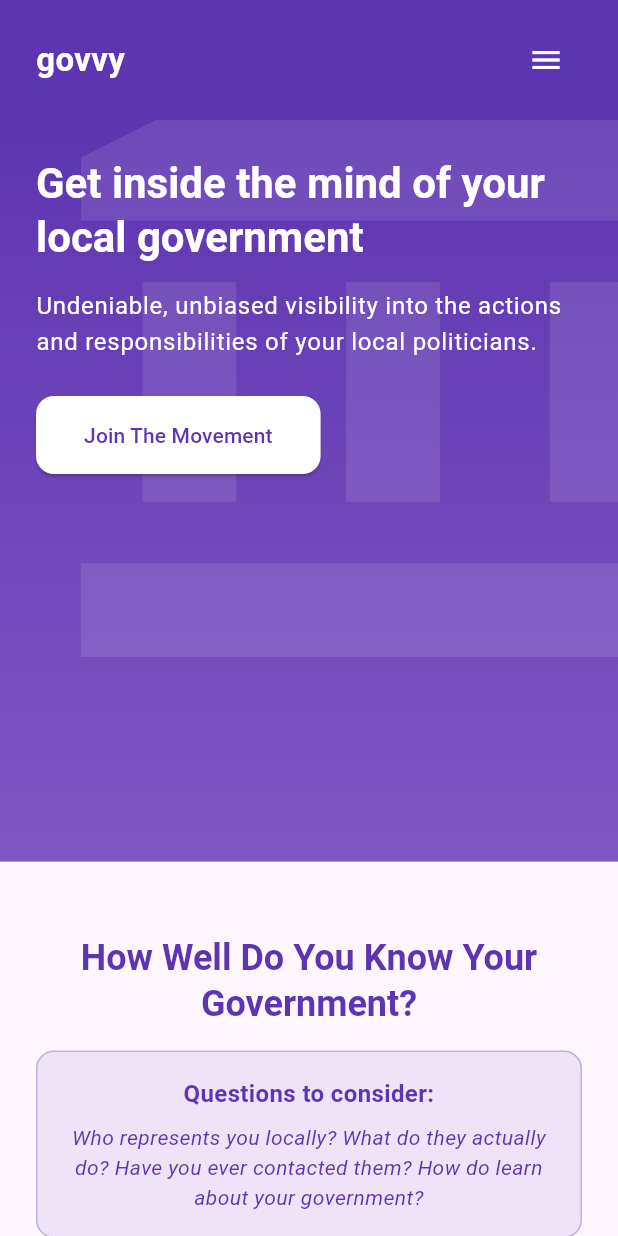
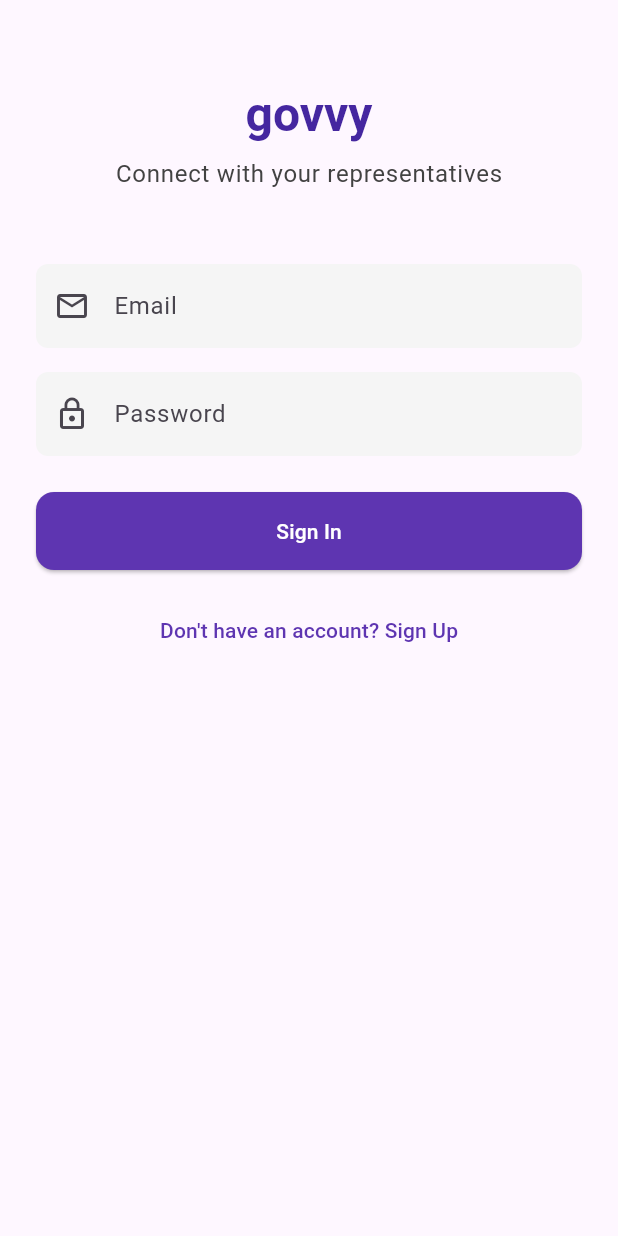
Before and after one commit to jwgillispie/govvy, a Flutter app: the screen it shows after launch, on a phone screen of 412 x 824 dp. Run offline on Flutter 3.47's test engine with Material 3 defaults, Android fonts, the phone set to English and light mode, and no system bars; our stand-ins replace cloud_firestore, firebase_auth, firebase_core, flutter_dotenv, geocoding, geolocator and 2 more; missing offline and left inert: universal_html; accounts and stored records are empty; generated files the repository leaves out were written again.

Commit message:
adding in rep search and more user options

```diff
--- a/lib/main.dart
+++ b/lib/main.dart
@@ -1,7 +1,7 @@
 import 'package:flutter/material.dart';
 import 'package:firebase_core/firebase_core.dart';
 import 'package:govvy/firebase_options.dart';
-import 'package:govvy/screens/landing/landing_page.dart';
+import 'package:govvy/screens/auth/auth_wrapper.dart';
 import 'package:provider/provider.dart';
 import 'package:govvy/services/auth_service.dart';
 import 'package:govvy/services/representative_service.dart';
@@ -11,12 +11,9 @@ import 'package:flutter_dotenv/flutter_dotenv.dart';
 void main() async {
   WidgetsFlutterBinding.ensureInitialized();
 
-  // Initialize dotenv with an empty map to avoid null errors
-  dotenv.env = {};
-
   // Try loading .env, but continue if it fails
   try {
-    await dotenv.load();
+    await dotenv.load(fileName: "assets/.env");
     debugPrint(".env file loaded successfully");
   } catch (e) {
     debugPrint("Warning: .env file not found or could not be loaded: $e");
@@ -82,7 +79,7 @@ class RepresentativeApp extends StatelessWidget {
             ),
           ),
         ),
-        home: const LandingPage(),
+        home: const AuthWrapper(),
       ),
     );
   }
--- a/lib/providers/representative_provider.dart
+++ b/lib/providers/representative_provider.dart
@@ -11,6 +11,7 @@ class RepresentativeProvider with ChangeNotifier {
   String? _errorMessage;
   RepresentativeDetails? _selectedRepresentative;
   bool _isLoadingDetails = false;
+  String? _lastSearchedAddress;
 
   // Getters
   List<Representative> get representatives => _representatives;
@@ -18,6 +19,7 @@ class RepresentativeProvider with ChangeNotifier {
   String? get errorMessage => _errorMessage;
   RepresentativeDetails? get selectedRepresentative => _selectedRepresentative;
   bool get isLoadingDetails => _isLoadingDetails;
+  String? get lastSearchedAddress => _lastSearchedAddress;
 
   RepresentativeProvider(this._representativeService);
 
@@ -26,9 +28,20 @@ class RepresentativeProvider with ChangeNotifier {
     try {
       _isLoading = true;
       _errorMessage = null;
+      _lastSearchedAddress = address;
       notifyListeners();
 
+      // Clear existing representatives before new search
+      _representatives = [];
+
+      // Add a small delay to make loading state visible to users
+      await Future.delayed(const Duration(milliseconds: 800));
+
       _representatives = await _representativeService.getRepresentativesByAddress(address);
+
+      if (_representatives.isEmpty) {
+        _errorMessage = 'No representatives found for this address. Please check the address and try again.';
+      }
 
       _isLoading = false;
       notifyListeners();
@@ -46,7 +59,11 @@ class RepresentativeProvider with ChangeNotifier {
   Future<void> fetchRepresentativeDetails(String bioGuideId) async {
     try {
       _isLoadingDetails = true;
+      _errorMessage = null;
       notifyListeners();
+
+      // Add a small delay to make loading state visible to users
+      await Future.delayed(const Duration(milliseconds: 800));
 
       final detailsResponse = await _representativeService.getRepresentativeDetails(bioGuideId);
 
@@ -79,4 +96,13 @@ class RepresentativeProvider with ChangeNotifier {
     _errorMessage = null;
     notifyListeners();
   }
+
+  // Clear all data (for use when signing out)
+  void clearAll() {
+    _representatives = [];
+    _errorMessage = null;
+    _selectedRepresentative = null;
+    _lastSearchedAddress = null;
+    notifyListeners();
+  }
 }
--- /dev/null
+++ b/lib/screens/auth/auth_wrapper.dart
@@ -0,0 +1,26 @@
+import 'package:flutter/material.dart';
+import 'package:provider/provider.dart';
+import 'package:firebase_auth/firebase_auth.dart';
+import 'package:govvy/screens/dashboards/dashboard_screen.dart';
+import 'package:govvy/services/auth_service.dart';
+import 'package:govvy/screens/auth/login_screen.dart';
+
+class AuthWrapper extends StatelessWidget {
+  const AuthWrapper({Key? key}) : super(key: key);
+
+  @override
+  Widget build(BuildContext context) {
+    return StreamBuilder<User?>(
+      stream: Provider.of<AuthService>(context).authStateChanges,
+      builder: (context, snapshot) {
+        // If we have a user, return the dashboard
+        if (snapshot.hasData) {
+          return const DashboardScreen();
+        }
+
+        // Otherwise, return a simple login screen
+        return const LoginScreen();
+      },
+    );
+  }
+}
--- /dev/null
+++ b/lib/screens/auth/login_screen.dart
@@ -0,0 +1,192 @@
+import 'package:flutter/material.dart';
+import 'package:provider/provider.dart';
+import 'package:govvy/services/auth_service.dart';
+import 'package:govvy/widgets/auth/signup_form.dart';
+
+class LoginScreen extends StatefulWidget {
+  const LoginScreen({Key? key}) : super(key: key);
+
+  @override
+  State<LoginScreen> createState() => _LoginScreenState();
+}
+
+class _LoginScreenState extends State<LoginScreen> {
+  final _emailController = TextEditingController();
+  final _passwordController = TextEditingController();
+  bool _isLoading = false;
+  String? _errorMessage;
+  bool _showSignUpForm = false;
+
+  @override
+  void dispose() {
+    _emailController.dispose();
+    _passwordController.dispose();
+    super.dispose();
+  }
+
+  Future<void> _signIn() async {
+    setState(() {
+      _isLoading = true;
+      _errorMessage = null;
+    });
+
+    try {
+      final authService = Provider.of<AuthService>(context, listen: false);
+      await authService.signInWithEmailAndPassword(
+        email: _emailController.text.trim(),
+        password: _passwordController.text,
+      );
+    } catch (e) {
+      setState(() {
+        _errorMessage = _handleAuthError(e.toString());
+      });
+    } finally {
+      if (mounted) {
+        setState(() {
+          _isLoading = false;
+        });
+      }
+    }
+  }
+
+  String _handleAuthError(String errorMessage) {
+    if (errorMessage.contains('user-not-found')) {
+      return 'No user found with this email.';
+    } else if (errorMessage.contains('wrong-password')) {
+      return 'Wrong password provided.';
+    } else if (errorMessage.contains('invalid-email')) {
+      return 'Invalid email format.';
+    } else {
+      return 'Authentication failed. Please try again.';
+    }
+  }
+
+  void _toggleSignUpForm() {
+    setState(() {
+      _showSignUpForm = !_showSignUpForm;
+    });
+  }
+
+  @override
+  Widget build(BuildContext context) {
+    return Scaffold(
+      body: SafeArea(
+        child: SingleChildScrollView(
+          child: Padding(
+            padding: const EdgeInsets.all(24.0),
+            child: Column(
+              crossAxisAlignment: CrossAxisAlignment.stretch,
+              children: [
+                const SizedBox(height: 32),
+                Center(
+                  child: Text(
+                    'govvy',
+                    style: Theme.of(context).textTheme.headlineLarge,
+                  ),
+                ),
+                const SizedBox(height: 8),
+                Center(
+                  child: Text(
+                    'Connect with your representatives',
+                    style: Theme.of(context).textTheme.bodyLarge,
+                  ),
+                ),
+                const SizedBox(height: 48),
+
+                if (!_showSignUpForm) ...[
+                  // Login Form
+                  if (_errorMessage != null)
+                    Container(
+                      padding: const EdgeInsets.all(8.0),
+                      margin: const EdgeInsets.only(bottom: 16.0),
+                      decoration: BoxDecoration(
+                        color: Colors.red.shade50,
+                        borderRadius: BorderRadius.circular(8.0),
+                        border: Border.all(color: Colors.red.shade200),
+                      ),
+                      child: Text(
+                        _errorMessage!,
+                        style: TextStyle(color: Colors.red.shade700),
+                      ),
+                    ),
+
+                  TextField(
+                    controller: _emailController,
+                    decoration: InputDecoration(
+                      labelText: 'Email',
+                      filled: true,
+                      fillColor: Colors.grey.shade100,
+                      border: OutlineInputBorder(
+                        borderRadius: BorderRadius.circular(8),
+                        borderSide: BorderSide.none,
+                      ),
+                      prefixIcon: const Icon(Icons.email_outlined),
+                    ),
+                    keyboardType: TextInputType.emailAddress,
+                  ),
+                  const SizedBox(height: 16),
+                  TextField(
+                    controller: _passwordController,
+                    decoration: InputDecoration(
+                      labelText: 'Password',
+                      filled: true,
+                      fillColor: Colors.grey.shade100,
+                      border: OutlineInputBorder(
+                        borderRadius: BorderRadius.circular(8),
+                        borderSide: BorderSide.none,
+                      ),
+                      prefixIcon: const Icon(Icons.lock_outline),
+                    ),
+                    obscureText: true,
+                  ),
+                  const SizedBox(height: 24),
+                  ElevatedButton(
+                    onPressed: _isLoading ? null : _signIn,
+                    child: _isLoading
+                        ? const SizedBox(
+                            height: 20,
+                            width: 20,
+                            child: CircularProgressIndicator(
+                              color: Colors.white,
+                              strokeWidth: 2.0,
+                            ),
+                          )
+                        : const Text('Sign In'),
+                  ),
+                  const SizedBox(height: 16),
+                  Center(
+                    child: TextButton(
+                      onPressed: _toggleSignUpForm,
+                      child: const Text('Don\'t have an account? Sign Up'),
+                    ),
+                  ),
+                ] else ...[
+                  // Sign Up Form
+                  Center(
+                    child: Text(
+                      'Create an Account',
+                      style: Theme.of(context).textTheme.titleLarge,
+                    ),
+                  ),
+                  const SizedBox(height: 16),
+                  SignUpForm(
+                    onSignUpSuccess: () {
+                      // We don't need to navigate because the AuthWrapper will do it
+                    },
+                  ),
+                  const SizedBox(height: 16),
+                  Center(
+                    child: TextButton(
+                      onPressed: _toggleSignUpForm,
+                      child: const Text('Already have an account? Sign In'),
+                    ),
+                  ),
+                ],
+              ],
+            ),
+          ),
+        ),
+      ),
+    );
+  }
+}
--- a/lib/widgets/landing/share_app.dart
+++ b/lib/widgets/landing/share_app.dart
@@ -6,8 +6,10 @@ class LandingPageShareSection extends StatelessWidget {
   const LandingPageShareSection({Key? key}) : super(key: key);
 
   Future<void> _shareApp() async {
-    const String appUrl = 'https://govvy.app'; // Replace with your actual URL
-    const String message = 'Check out govvy - an app that helps you connect with your local representatives and stay informed about government activities! Download it here: $appUrl';
+    const String appUrl =
+        'https://govvy--dev.web.app/'; // Replace with your actual URL
+    const String message =
+        'Check out govvy - an app that helps you connect with your local representatives and stay informed about government activities! Download it here: $appUrl';
 
     try {
       await Share.share(message);
@@ -17,7 +19,8 @@ class LandingPageShareSection extends StatelessWidget {
   }
 
   Future<void> _copyLink(BuildContext context) async {
-    const String appUrl = 'https://govvy.app'; // Replace with your actual URL
+    const String appUrl =
+        'https://govvy--dev.web.app/'; // Replace with your actual URL
 
     await Clipboard.setData(const ClipboardData(text: appUrl));
 
--- a/lib/widgets/share/share_app_widget.dart.dart
+++ b/lib/widgets/share/share_app_widget.dart.dart
@@ -12,8 +12,10 @@ class ShareAppWidget extends StatelessWidget {
   }) : super(key: key);
 
   Future<void> _shareApp() async {
-    const String appUrl = 'https://govvy.app'; // Replace with your actual URL
-    const String message = 'Check out govvy - an app that helps you connect with your local representatives and stay informed about government activities! Download it here: $appUrl';
+    const String appUrl =
+        'https://govvy--dev.web.app/'; // Replace with your actual URL
+    const String message =
+        'Check out govvy - an app that helps you connect with your local representatives and stay informed about government activities! Download it here: $appUrl';
 
     try {
       await Share.share(message);
@@ -23,7 +25,8 @@ class ShareAppWidget extends StatelessWidget {
   }
 
   Future<void> _copyLink() async {
-    const String appUrl = 'https://govvy.app'; // Replace with your actual URL
+    const String appUrl =
+        'https://govvy--dev.web.app/'; // Replace with your actual URL
 
     await Clipboard.setData(const ClipboardData(text: appUrl));
   }
```
Also changed, not shown: lib/screens/representatives/find_representatives_screen.dart (+110 -21 lines), lib/services/representative_service.dart (+66 -4 lines), lib/utils/address_validator.dart (added, +71 -0 lines), lib/widgets/welcome/welcome_dialog.dart (+5 -15 lines).
